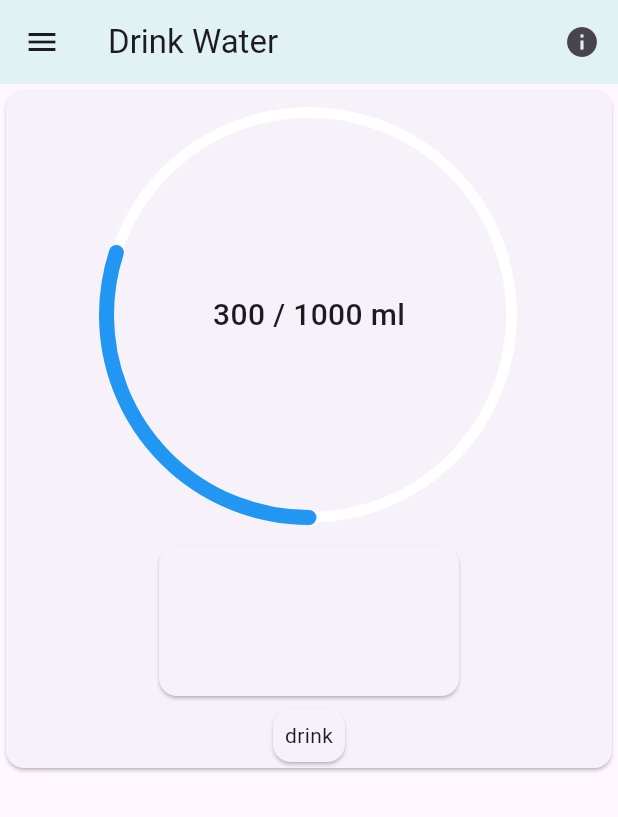
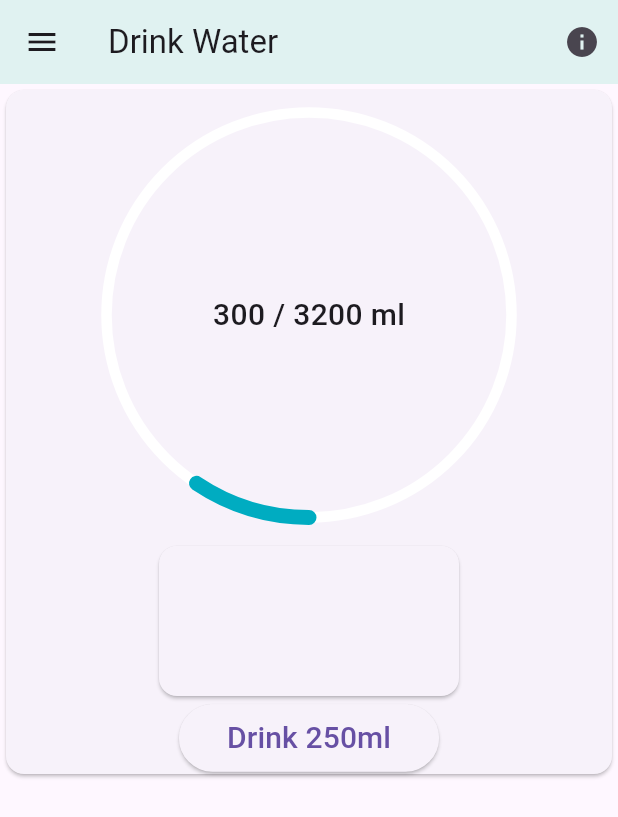
Before and after one commit to greenYumi/tugas-mobile, a Flutter app: the screen it shows after launch, on a phone screen of 412 x 824 dp. Shown: the top 817 px of the screen. Run offline on Flutter 3.47's test engine with Material 3 defaults, Android fonts, the phone set to English and light mode, and no system bars.

Commit message:
[drink water](Indicator) - add animation, number indicator, change color when goals reach

```diff
--- a/lib/screen/drink_water_main_screen.dart
+++ b/lib/screen/drink_water_main_screen.dart
@@ -8,8 +8,9 @@ class DrinkWaterMainScreen extends StatefulWidget {
 }
 
 class _DrinkWaterMainScreenState extends State<DrinkWaterMainScreen> {
-  int goal = 1000;
+  int goal = 3200;
   int today = 300;
+  int defaultDrink = 250;
 
   @override
   Widget build(BuildContext context) {
@@ -51,11 +52,19 @@ class _DrinkWaterMainScreenState extends State<DrinkWaterMainScreen> {
                             padding: const EdgeInsets.all(15),
                             child: RotatedBox(
                               quarterTurns: 2,
-                              child: CircularProgressIndicator(
-                                value: today / goal,
+                              child: TweenAnimationBuilder(
+                                tween: Tween(begin: 0, end: today / goal),
+                                duration: Duration(milliseconds: 500),
+                                curve: Curves.easeInOut,
+                                builder: (context, value, child) =>
+                                    CircularProgressIndicator(
+                                      value: value / 1,
                                       strokeWidth: 10,
-                                color: Colors.blue,
+                                      color: (today < goal)
+                                          ? Colors.cyan.shade600
+                                          : Colors.lightBlue,
                                       strokeCap: StrokeCap.round,
+                                    ),
                               ),
                             ),
                           ),
@@ -64,12 +73,26 @@ class _DrinkWaterMainScreenState extends State<DrinkWaterMainScreen> {
                           width: 300,
                           height: 300,
                           child: Center(
-                            child: Text(
+                            child: Column(
+                              mainAxisAlignment: MainAxisAlignment.center,
+                              children: [
+                                Text(
                                   "$today / $goal ml",
-                              style: TextStyle(
+                                  style: (today < goal)
+                                      ? TextStyle(
                                           fontSize: 20,
                                           fontWeight: FontWeight.w500,
+                                        )
+                                      : TextStyle(
+                                          fontSize: 20,
+                                          fontWeight: FontWeight.bold,
+                                          color: Colors.blueAccent,
                                         ),
+                                ),
+                                (today >= goal)
+                                    ? Text("Kamu minum cukup air hari ini")
+                                    : SizedBox.shrink(),
+                              ],
                             ),
                           ),
                         ),
@@ -83,20 +106,16 @@ class _DrinkWaterMainScreenState extends State<DrinkWaterMainScreen> {
                     ),
                   ],
                 ),
-                Card(
+                ElevatedButton(
+                  onPressed: () {
+                    setState(() {
+                      today += defaultDrink;
+                    });
+                  },
+                  onLongPress: () {},
                   child: Padding(
                     padding: const EdgeInsets.all(8.0),
-                    child: PopupMenuButton(
-                      child: Text("drink"),
-                      itemBuilder: (context) {
-                        return <PopupMenuEntry>[
-                          PopupMenuItem(child: Text("500 ml"), onTap: () {}),
-                          PopupMenuItem(child: Text("1000 ml")),
-                          PopupMenuItem(child: Text("1500 ml")),
-                          PopupMenuItem(child: Text("2000 ml")),
-                        ];
-                      },
-                    ),
+                    child: Text("Drink 250ml", style: TextStyle(fontSize: 20)),
                   ),
                 ),
               ],
```
Lines whose indentation alone changed are shown as unchanged.
